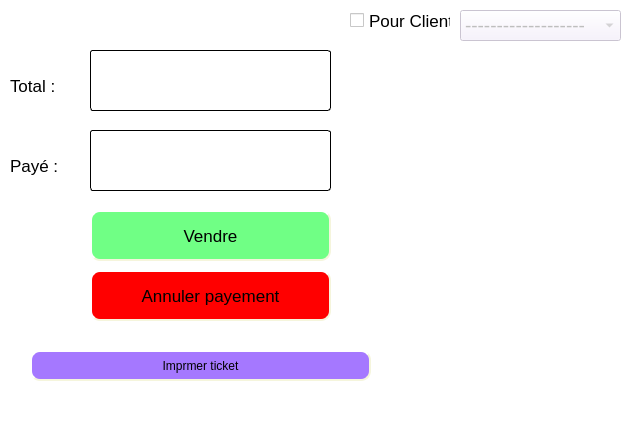
Old version of the form des_test.ui in the repository majidBOUZAR/Market-Management-PyQt5-MySQL.
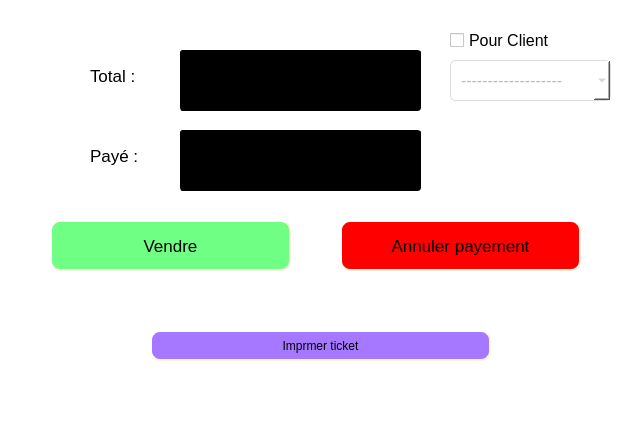
New version of the form. Icons and pictures are not drawn.

What changed in the file:
```diff
--- a/des_test.ui
+++ b/des_test.ui
@@ -20,8 +20,8 @@
    <widget class="QPushButton" name="pushButton_13">
     <property name="geometry">
      <rect>
-      <x>90</x>
-      <y>210</y>
+      <x>50</x>
+      <y>220</y>
       <width>241</width>
       <height>51</height>
      </rect>
@@ -66,8 +66,8 @@
    <widget class="QPushButton" name="pushButton_14">
     <property name="geometry">
      <rect>
-      <x>90</x>
-      <y>270</y>
+      <x>340</x>
+      <y>220</y>
       <width>241</width>
       <height>51</height>
      </rect>
@@ -112,7 +112,7 @@
     </property>
     <property name="geometry">
      <rect>
-      <x>90</x>
+      <x>180</x>
       <y>50</y>
       <width>241</width>
       <height>61</height>
@@ -126,9 +126,12 @@
      </font>
     </property>
     <property name="styleSheet">
-     <string notr="true">border-style: outset;
+     <string notr="true">
+border-style: outset;
+background-color: rgb(0, 0, 0);
 border-width: 1px;
-border-radius: 3px;</string>
+border-radius: 3px;
+color: rgb(255, 0, 0);</string>
     </property>
     <property name="alignment">
      <set>Qt::AlignCenter</set>
@@ -137,8 +140,8 @@
    <widget class="QLabel" name="label_22">
     <property name="geometry">
      <rect>
-      <x>10</x>
-      <y>70</y>
+      <x>90</x>
+      <y>60</y>
       <width>51</width>
       <height>31</height>
      </rect>
@@ -158,7 +161,7 @@
     </property>
     <property name="geometry">
      <rect>
-      <x>90</x>
+      <x>180</x>
       <y>130</y>
       <width>241</width>
       <height>61</height>
@@ -173,8 +176,10 @@
     </property>
     <property name="styleSheet">
      <string notr="true">border-style: outset;
+background-color: rgb(0, 0, 0);
 border-width: 1px;
-border-radius: 3px;</string>
+border-radius: 3px;
+color: rgb(255, 0, 0);</string>
     </property>
     <property name="alignment">
      <set>Qt::AlignCenter</set>
@@ -183,8 +188,8 @@
    <widget class="QLabel" name="label_23">
     <property name="geometry">
      <rect>
-      <x>10</x>
-      <y>150</y>
+      <x>90</x>
+      <y>140</y>
       <width>51</width>
       <height>31</height>
      </rect>
@@ -204,19 +209,22 @@
     </property>
     <property name="geometry">
      <rect>
-      <x>460</x>
-      <y>10</y>
+      <x>450</x>
+      <y>60</y>
       <width>161</width>
-      <height>31</height>
+      <height>41</height>
      </rect>
     </property>
     <property name="font">
      <font>
-      <pointsize>14</pointsize>
+      <pointsize>12</pointsize>
      </font>
     </property>
     <property name="styleSheet">
-     <string notr="true">background-color: rgb(246, 239, 255);</string>
+     <string notr="true">background-color: #ffffff;
+border: 1px solid #dddddd;
+border-radius: 5px;
+padding: 10px;</string>
     </property>
     <item>
      <property name="text">
@@ -227,8 +235,8 @@
    <widget class="QPushButton" name="pushButton_33">
     <property name="geometry">
      <rect>
-      <x>30</x>
-      <y>350</y>
+      <x>150</x>
+      <y>330</y>
       <width>341</width>
       <height>31</height>
      </rect>
@@ -270,15 +278,15 @@
    <widget class="QCheckBox" name="checkBox">
     <property name="geometry">
      <rect>
-      <x>350</x>
-      <y>10</y>
+      <x>450</x>
+      <y>30</y>
       <width>101</width>
       <height>21</height>
      </rect>
     </property>
     <property name="font">
      <font>
-      <pointsize>13</pointsize>
+      <pointsize>12</pointsize>
      </font>
     </property>
     <property name="text">
```
